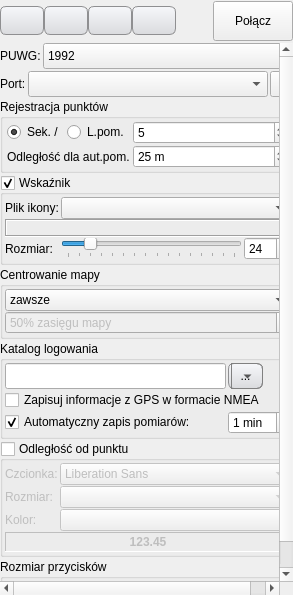
Before: the Qt Designer form Ui_GPSTracker.ui in gis-support/gps-tracker, drawn with Qt 5.
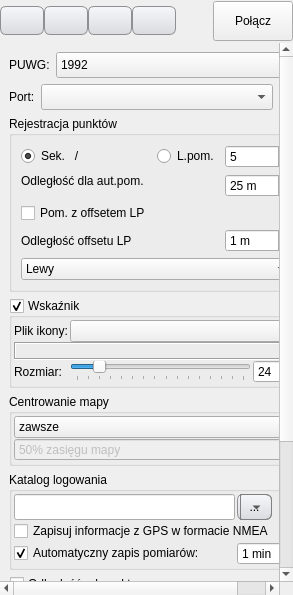
After: the same form once the commit is applied. The open tabs and pages were chosen to show the change.

Commit message: [GT-3] Zmiany w UI, dodanie funkcji odpowiadających za zmianę parametrów pomiaru

What changed in the file:
```diff
--- a/Ui_GPSTracker.ui
+++ b/Ui_GPSTracker.ui
@@ -185,7 +185,7 @@
        <number>0</number>
       </property>
       <property name="currentIndex">
-       <number>2</number>
+       <number>3</number>
       </property>
       <widget class="QWidget" name="page_2">
        <layout class="QVBoxLayout" name="verticalLayout_4">
@@ -266,7 +266,7 @@
         <property name="spacing">
          <number>0</number>
         </property>
-        <item row="2" column="0">
+        <item row="1" column="0">
          <widget class="QScrollArea" name="scrollArea">
           <property name="frameShape">
            <enum>QFrame::NoFrame</enum>
@@ -547,8 +547,8 @@
             <rect>
              <x>0</x>
              <y>0</y>
-             <width>293</width>
-             <height>530</height>
+             <width>176</width>
+             <height>344</height>
             </rect>
            </property>
            <layout class="QVBoxLayout" name="verticalLayout_2">
@@ -1088,26 +1088,11 @@
             <rect>
              <x>0</x>
              <y>0</y>
-             <width>244</width>
-             <height>507</height>
+             <width>276</width>
+             <height>651</height>
             </rect>
            </property>
            <layout class="QVBoxLayout" name="verticalLayout_3">
-            <property name="spacing">
-             <number>2</number>
-            </property>
-            <property name="leftMargin">
-             <number>0</number>
-            </property>
-            <property name="topMargin">
-             <number>0</number>
-            </property>
-            <property name="rightMargin">
-             <number>0</number>
-            </property>
-            <property name="bottomMargin">
-             <number>0</number>
-            </property>
             <item>
              <layout class="QHBoxLayout" name="horizontalLayout_2">
               <item>
@@ -1236,24 +1221,61 @@
                <string>Rejestracja punktów</string>
               </property>
               <layout class="QGridLayout" name="gridLayout">
-               <property name="leftMargin">
-                <number>4</number>
-               </property>
-               <property name="topMargin">
-                <number>2</number>
-               </property>
-               <property name="rightMargin">
-                <number>4</number>
-               </property>
-               <property name="bottomMargin">
-                <number>2</number>
-               </property>
-               <property name="horizontalSpacing">
-                <number>3</number>
-               </property>
-               <property name="verticalSpacing">
-                <number>1</number>
-               </property>
+               <item row="0" column="1">
+                <widget class="QRadioButton" name="rbShotsAverage">
+                 <property name="sizePolicy">
+                  <sizepolicy hsizetype="Maximum" vsizetype="Fixed">
+                   <horstretch>0</horstretch>
+                   <verstretch>0</verstretch>
+                  </sizepolicy>
+                 </property>
+                 <property name="toolTip">
+                  <string>Średnia z określonej liczby pomiarów</string>
+                 </property>
+                 <property name="text">
+                  <string>L.pom.</string>
+                 </property>
+                </widget>
+               </item>
+               <item row="4" column="0" colspan="2">
+                <widget class="QLabel" name="label_2">
+                 <property name="text">
+                  <string>Odległość offsetu LP</string>
+                 </property>
+                </widget>
+               </item>
+               <item row="4" column="2">
+                <widget class="QSpinBox" name="sbOffsetDist">
+                 <property name="suffix">
+                  <string> m</string>
+                 </property>
+                 <property name="minimum">
+                  <number>1</number>
+                 </property>
+                 <property name="maximum">
+                  <number>999</number>
+                 </property>
+                 <property name="value">
+                  <number>1</number>
+                 </property>
+                </widget>
+               </item>
+               <item row="1" column="2" rowspan="2">
+                <widget class="QSpinBox" name="sbMeasureDistance">
+                 <property name="suffix">
+                  <string> m</string>
+                 </property>
+                 <property name="minimum">
+                  <number>1</number>
+                 </property>
+                 <property name="maximum">
+                  <number>999</number>
+                 </property>
+                 <property name="value">
+                  <number>25</number>
+                 </property>
+                </widget>
+               </item>
                <item row="0" column="0">
                 <widget class="QRadioButton" name="rbTimeAverage">
                  <property name="sizePolicy">
@@ -1266,13 +1288,27 @@
                   <string>Średni pomiar w określonym czasie</string>
                  </property>
                  <property name="text">
-                  <string>Sek. /</string>
+                  <string>Sek.   /</string>
                  </property>
                  <property name="checked">
                   <bool>true</bool>
                  </property>
                 </widget>
                </item>
+               <item row="6" column="0" colspan="3">
+                <widget class="QComboBox" name="cmbOffsetDirection">
+                 <item>
+                  <property name="text">
+                   <string>Lewy</string>
+                  </property>
+                 </item>
+                 <item>
+                  <property name="text">
+                   <string>Prawy</string>
+                  </property>
+                 </item>
+                </widget>
+               </item>
                <item row="0" column="2">
                 <widget class="QSpinBox" name="sbMeasureCount">
                  <property name="minimum">
@@ -1286,22 +1322,6 @@
                  </property>
                 </widget>
                </item>
-               <item row="0" column="1">
-                <widget class="QRadioButton" name="rbShotsAverage">
-                 <property name="sizePolicy">
-                  <sizepolicy hsizetype="Maximum" vsizetype="Fixed">
-                   <horstretch>0</horstretch>
-                   <verstretch>0</verstretch>
-                  </sizepolicy>
-                 </property>
-                 <property name="toolTip">
-                  <string>Średnia z określonej liczby pomiarów</string>
-                 </property>
-                 <property name="text">
-                  <string>L.pom.</string>
-                 </property>
-                </widget>
-               </item>
                <item row="1" column="0" colspan="2">
                 <widget class="QLabel" name="label">
                  <property name="text">
@@ -1309,19 +1329,10 @@
                  </property>
                 </widget>
                </item>
-               <item row="1" column="2">
-                <widget class="QSpinBox" name="sbMeasureDistance">
-                 <property name="suffix">
-                  <string> m</string>
-                 </property>
-                 <property name="minimum">
-                  <number>1</number>
-                 </property>
-                 <property name="maximum">
-                  <number>999</number>
-                 </property>
-                 <property name="value">
-                  <number>25</number>
+               <item row="3" column="0">
+                <widget class="QCheckBox" name="cbOffsetMeasure">
+                 <property name="text">
+                  <string>Pom. z offsetem LP</string>
                  </property>
                 </widget>
                </item>
```
Left out of the diff: 1 changed line with no effect on the pictures. The commit also changes 2 other files.
